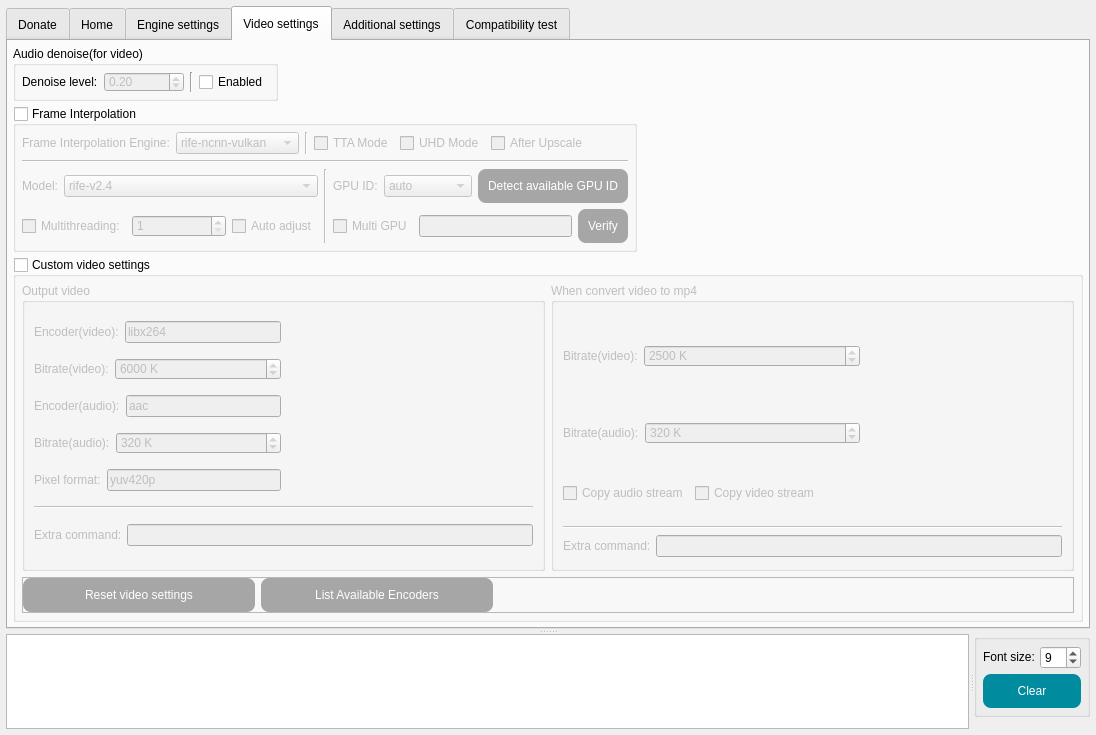
Qt form SRC/Waifu2x-Extension-QT/mainwindow.ui (AaronFeng753/Waifu2x-Extension-GUI) before a commit.
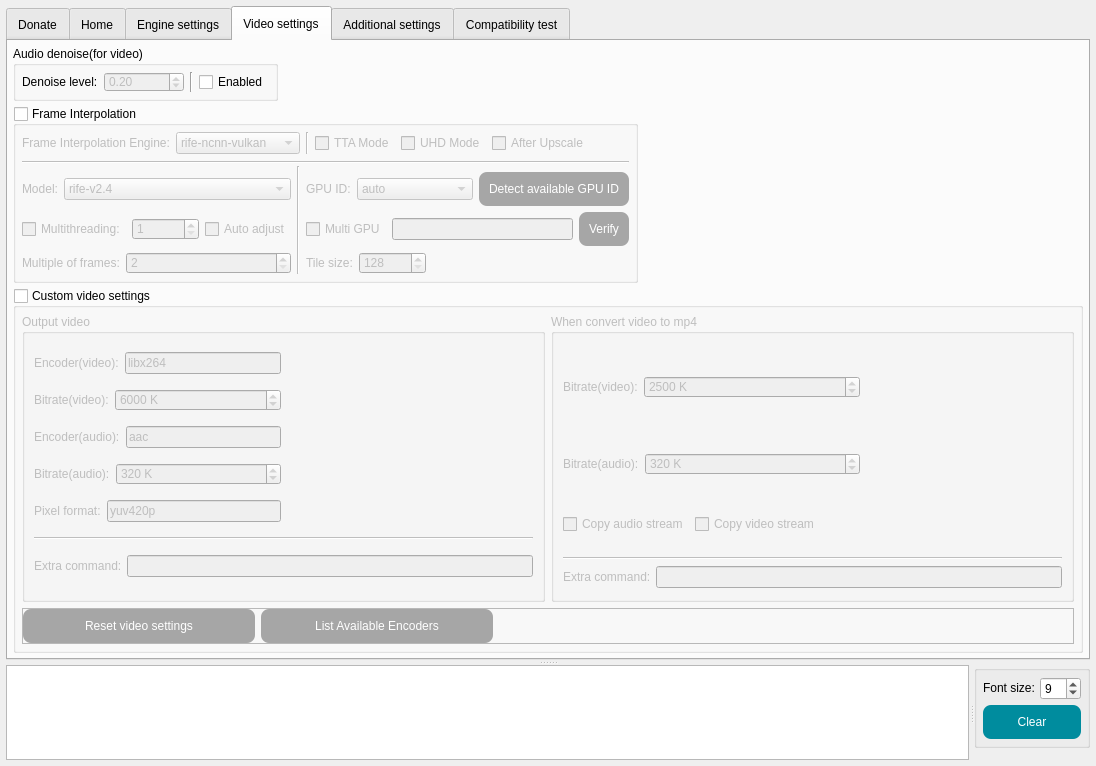
The same form after that commit. The open tabs and pages were chosen to show the change. Icons and pictures are not drawn.

Commit message: New Frame Interpolation engine: DAIN-NCNN-Vulkan.

The edit to the form file:
```diff
--- a/SRC/Waifu2x-Extension-QT/mainwindow.ui
+++ b/SRC/Waifu2x-Extension-QT/mainwindow.ui
@@ -7,7 +7,7 @@
     <x>0</x>
     <y>0</y>
     <width>1096</width>
-    <height>731</height>
+    <height>764</height>
    </rect>
   </property>
   <property name="sizePolicy">
@@ -97,7 +97,7 @@
         <enum>QTabWidget::Rounded</enum>
        </property>
        <property name="currentIndex">
-        <number>1</number>
+        <number>3</number>
        </property>
        <property name="iconSize">
         <size>
@@ -7460,6 +7460,12 @@
               <property name="enabled">
                <bool>false</bool>
               </property>
+              <property name="minimumSize">
+               <size>
+                <width>0</width>
+                <height>0</height>
+               </size>
+              </property>
               <property name="frameShape">
                <enum>QFrame::NoFrame</enum>
               </property>
@@ -7482,20 +7488,6 @@
                <property name="bottomMargin">
                 <number>0</number>
                </property>
-               <item row="1" column="0" colspan="3">
-                <widget class="Line" name="line_27">
-                 <property name="orientation">
-                  <enum>Qt::Horizontal</enum>
-                 </property>
-                </widget>
-               </item>
-               <item row="2" column="1" rowspan="2">
-                <widget class="Line" name="line_29">
-                 <property name="orientation">
-                  <enum>Qt::Vertical</enum>
-                 </property>
-                </widget>
-               </item>
                <item row="0" column="0" colspan="3">
                 <widget class="QFrame" name="frame_15">
                  <property name="sizePolicy">
@@ -7535,7 +7527,9 @@
                      <string>You should enable this option when processing Ultra High Definition videos.
 
 The software will automatically enable UHD Mode when it detects input with
-resolution higher than 3840×2160.</string>
+resolution higher than 3840×2160.
+
+Only works when using [rife-ncnn-vulkan] engine.</string>
                     </property>
                     <property name="text">
                      <string>UHD Mode</string>
@@ -7620,6 +7614,11 @@
                          <string notr="true">cain-ncnn-vulkan</string>
                         </property>
                        </item>
+                       <item>
+                        <property name="text">
+                         <string notr="true">dain-ncnn-vulkan</string>
+                        </property>
+                       </item>
                       </widget>
                      </item>
                     </layout>
@@ -7637,7 +7636,9 @@
                      <string>TTA(Test-Time Augmentation):
 The processing time is eight times longer than when unchecked, 
 and the peak signal-to-noise ratio (PSNR) is increased by 0.15, 
-but the effect may not be obvious. It is not recommended to enable it.</string>
+but the effect may not be obvious. It is not recommended to enable it.
+
+Only works when using [rife-ncnn-vulkan] engine.</string>
                     </property>
                     <property name="text">
                      <string>TTA Mode</string>
@@ -7661,10 +7662,80 @@
                  </layout>
                 </widget>
                </item>
-               <item row="3" column="0">
+               <item row="1" column="0" rowspan="3" colspan="3">
+                <widget class="Line" name="line_27">
+                 <property name="orientation">
+                  <enum>Qt::Horizontal</enum>
+                 </property>
+                </widget>
+               </item>
+               <item row="4" column="0">
+                <layout class="QHBoxLayout" name="horizontalLayout_11">
+                 <item>
+                  <widget class="QLabel" name="label_3">
+                   <property name="sizePolicy">
+                    <sizepolicy hsizetype="Fixed" vsizetype="Preferred">
+                     <horstretch>0</horstretch>
+                     <verstretch>0</verstretch>
+                    </sizepolicy>
+                   </property>
+                   <property name="text">
+                    <string>Model:</string>
+                   </property>
+                  </widget>
+                 </item>
+                 <item>
+                  <widget class="QComboBox" name="comboBox_Model_VFI">
+                   <property name="toolTip">
+                    <string>Only works when using [rife-ncnn-vulkan] engine.</string>
+                   </property>
+                   <property name="currentIndex">
+                    <number>5</number>
+                   </property>
+                   <item>
+                    <property name="text">
+                     <string notr="true">rife</string>
+                    </property>
+                   </item>
+                   <item>
+                    <property name="text">
+                     <string notr="true">rife-anime</string>
+                    </property>
+                   </item>
+                   <item>
+                    <property name="text">
+                     <string notr="true">rife-HD</string>
+                    </property>
+                   </item>
+                   <item>
+                    <property name="text">
+                     <string notr="true">rife-UHD</string>
+                    </property>
+                   </item>
+                   <item>
+                    <property name="text">
+                     <string notr="true">rife-v2</string>
+                    </property>
+                   </item>
+                   <item>
+                    <property name="text">
+                     <string notr="true">rife-v2.4</string>
+                    </property>
+                   </item>
+                  </widget>
+                 </item>
+                </layout>
+               </item>
+               <item row="5" column="0">
                 <layout class="QHBoxLayout" name="horizontalLayout_9">
                  <item>
                   <widget class="QCheckBox" name="checkBox_MultiThread_VFI">
+                   <property name="sizePolicy">
+                    <sizepolicy hsizetype="Fixed" vsizetype="Fixed">
+                     <horstretch>0</horstretch>
+                     <verstretch>0</verstretch>
+                    </sizepolicy>
+                   </property>
                    <property name="toolTip">
                     <string>The multi-threading of the frame interpolation engines is NOT
 very stable, we don't recommend you to enable this option.</string>
@@ -7715,7 +7786,7 @@
                  </item>
                 </layout>
                </item>
-               <item row="3" column="2">
+               <item row="5" column="2">
                 <layout class="QHBoxLayout" name="horizontalLayout_6">
                  <item>
                   <widget class="QCheckBox" name="checkBox_MultiGPU_VFI">
@@ -7795,7 +7866,97 @@
                  </item>
                 </layout>
                </item>
-               <item row="2" column="2">
+               <item row="6" column="0">
+                <layout class="QHBoxLayout" name="horizontalLayout_50">
+                 <item>
+                  <widget class="QLabel" name="label_28">
+                   <property name="sizePolicy">
+                    <sizepolicy hsizetype="Fixed" vsizetype="Preferred">
+                     <horstretch>0</horstretch>
+                     <verstretch>0</verstretch>
+                    </sizepolicy>
+                   </property>
+                   <property name="toolTip">
+                    <string>Only works when using [dain-ncnn-vulkan] engine.</string>
+                   </property>
+                   <property name="text">
+                    <string>Multiple of frames:</string>
+                   </property>
+                  </widget>
+                 </item>
+                 <item>
+                  <widget class="QSpinBox" name="spinBox_MultipleOfFrames_VFI">
+                   <property name="toolTip">
+                    <string>Only works when using [dain-ncnn-vulkan] engine.</string>
+                   </property>
+                   <property name="minimum">
+                    <number>2</number>
+                   </property>
+                   <property name="maximum">
+                    <number>999999999</number>
+                   </property>
+                  </widget>
+                 </item>
+                </layout>
+               </item>
+               <item row="6" column="2">
+                <layout class="QHBoxLayout" name="horizontalLayout_49">
+                 <item>
+                  <widget class="QLabel" name="label_19">
+                   <property name="sizePolicy">
+                    <sizepolicy hsizetype="Fixed" vsizetype="Preferred">
+                     <horstretch>0</horstretch>
+                     <verstretch>0</verstretch>
+                    </sizepolicy>
+                   </property>
+                   <property name="text">
+                    <string>Tile size:</string>
+                   </property>
+                  </widget>
+                 </item>
+                 <item>
+                  <widget class="QSpinBox" name="spinBox_TileSize_VFI">
+                   <property name="focusPolicy">
+                    <enum>Qt::NoFocus</enum>
+                   </property>
+                   <property name="toolTip">
+                    <string>This value will affects GPU memory usage.
+Only works when using [dain-ncnn-vulkan] engine.</string>
+                   </property>
+                   <property name="minimum">
+                    <number>128</number>
+                   </property>
+                   <property name="maximum">
+                    <number>999999999</number>
+                   </property>
+                   <property name="singleStep">
+                    <number>32</number>
+                   </property>
+                  </widget>
+                 </item>
+                 <item>
+                  <spacer name="horizontalSpacer_48">
+                   <property name="orientation">
+                    <enum>Qt::Horizontal</enum>
+                   </property>
+                   <property name="sizeHint" stdset="0">
+                    <size>
+                     <width>40</width>
+                     <height>20</height>
+                    </size>
+                   </property>
+                  </spacer>
+                 </item>
+                </layout>
+               </item>
+               <item row="3" column="1" rowspan="4">
+                <widget class="Line" name="line_29">
+                 <property name="orientation">
+                  <enum>Qt::Vertical</enum>
+                 </property>
+                </widget>
+               </item>
+               <item row="4" column="2">
                 <layout class="QHBoxLayout" name="horizontalLayout_4">
                  <item>
                   <widget class="QLabel" name="label_30">
@@ -7867,60 +8028,6 @@
                  </item>
                 </layout>
                </item>
-               <item row="2" column="0">
-                <layout class="QHBoxLayout" name="horizontalLayout_11">
-                 <item>
-                  <widget class="QLabel" name="label_3">
-                   <property name="sizePolicy">
-                    <sizepolicy hsizetype="Fixed" vsizetype="Preferred">
-                     <horstretch>0</horstretch>
-                     <verstretch>0</verstretch>
-                    </sizepolicy>
-                   </property>
-                   <property name="text">
-                    <string>Model:</string>
-                   </property>
-                  </widget>
-                 </item>
-                 <item>
-                  <widget class="QComboBox" name="comboBox_Model_VFI">
-                   <property name="currentIndex">
-                    <number>5</number>
-                   </property>
-                   <item>
-                    <property name="text">
-                     <string notr="true">rife</string>
-                    </property>
-                   </item>
-                   <item>
-                    <property name="text">
-                     <string notr="true">rife-anime</string>
-                    </property>
-                   </item>
-                   <item>
-                    <property name="text">
-                     <string notr="true">rife-HD</string>
-                    </property>
-                   </item>
-                   <item>
-                    <property name="text">
-                     <string notr="true">rife-UHD</string>
-                    </property>
-                   </item>
-                   <item>
-                    <property name="text">
-                     <string notr="true">rife-v2</string>
-                    </property>
-                   </item>
-                   <item>
-                    <property name="text">
-                     <string notr="true">rife-v2.4</string>
-                    </property>
-                   </item>
-                  </widget>
-                 </item>
-                </layout>
-               </item>
               </layout>
              </widget>
             </item>
```
The commit also changes 7 other files.
